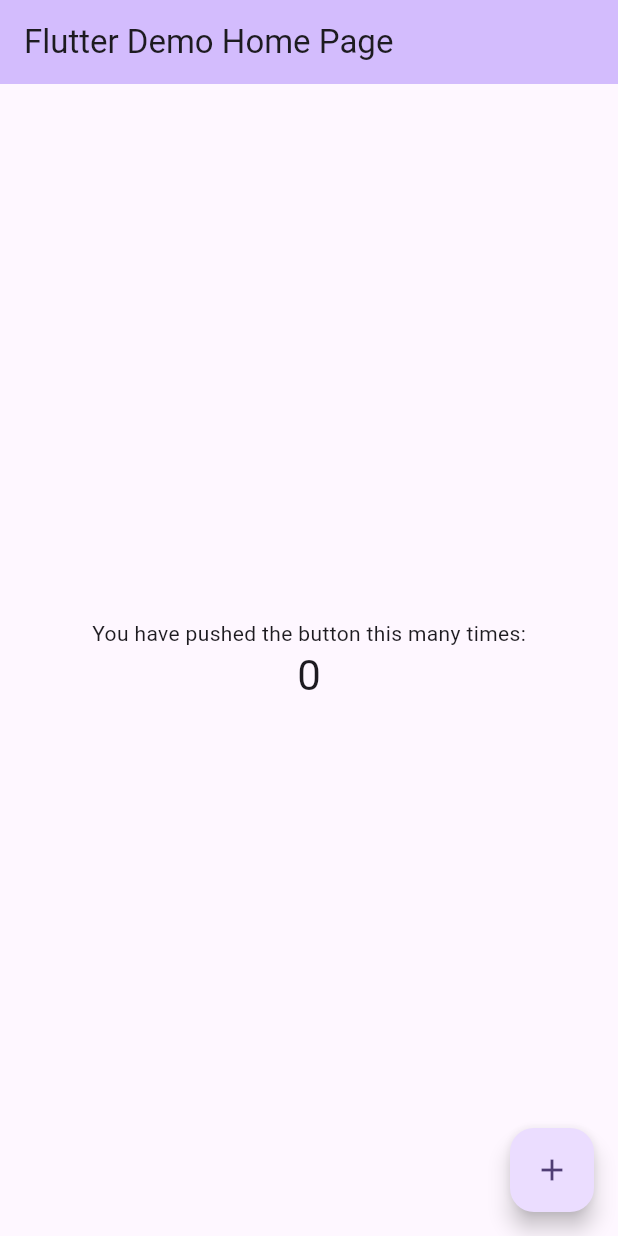
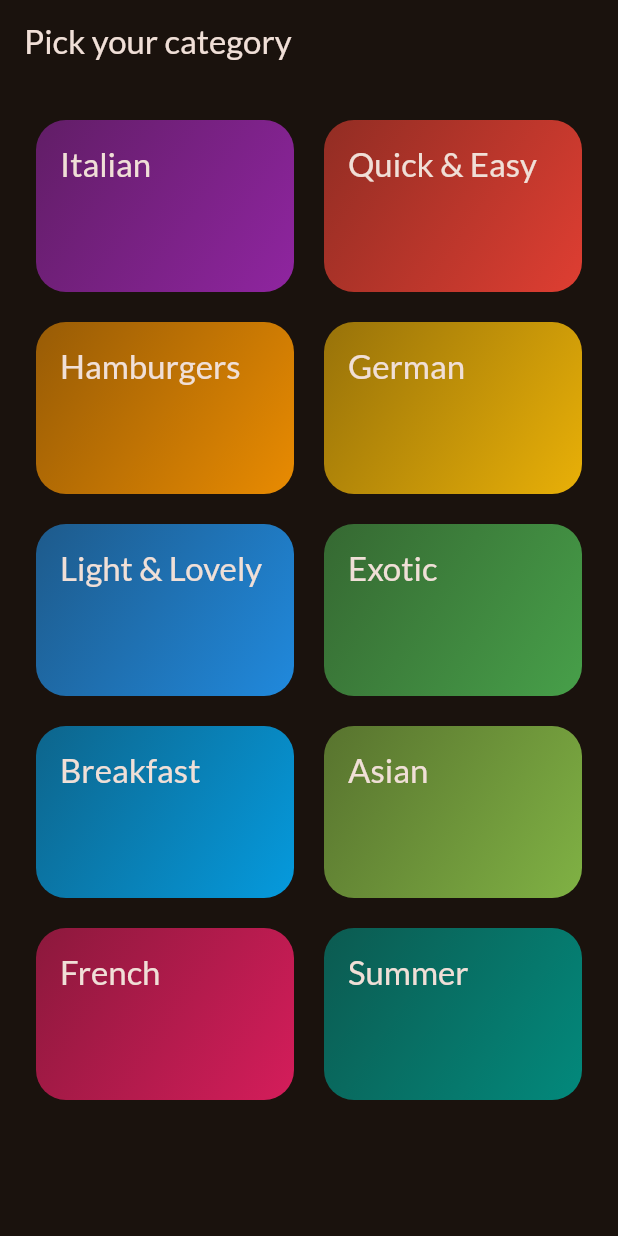
Before and after one commit to praty474/meals, a Flutter app: the screen it shows after launch, on a phone screen of 412 x 824 dp. Run offline on Flutter 3.47's test engine with Material 2 defaults, Android fonts, the phone set to English and light mode, and no system bars; our stand-ins replace google_fonts.

Commit message:
08 commit

```diff
--- a/meals/lib/main.dart
+++ b/meals/lib/main.dart
@@ -1,125 +1,28 @@
 import 'package:flutter/material.dart';
+import 'package:google_fonts/google_fonts.dart';
+import 'package:meals/screens/categories.dart';
+
+final theme = ThemeData(
+  useMaterial3: true,
+  colorScheme: ColorScheme.fromSeed(
+    brightness: Brightness.dark,
+    seedColor: const Color.fromARGB(255, 131, 57, 0),
+  ),
+  textTheme: GoogleFonts.latoTextTheme(),
+);
 
 void main() {
-  runApp(const MyApp());
+  runApp(const App());
 }
 
-class MyApp extends StatelessWidget {
-  const MyApp({super.key});
+class App extends StatelessWidget {
+  const App({super.key});
 
-  // This widget is the root of your application.
   @override
   Widget build(BuildContext context) {
     return MaterialApp(
-      title: 'Flutter Demo',
-      theme: ThemeData(
-        // This is the theme of your application.
-        //
-        // TRY THIS: Try running your application with "flutter run". You'll see
-        // the application has a blue toolbar. Then, without quitting the app,
-        // try changing the seedColor in the colorScheme below to Colors.green
-        // and then invoke "hot reload" (save your changes or press the "hot
-        // reload" button in a Flutter-supported IDE, or press "r" if you used
-        // the command line to start the app).
-        //
-        // Notice that the counter didn't reset back to zero; the application
-        // state is not lost during the reload. To reset the state, use hot
-        // restart instead.
-        //
-        // This works for code too, not just values: Most code changes can be
-        // tested with just a hot reload.
-        colorScheme: ColorScheme.fromSeed(seedColor: Colors.deepPurple),
-        useMaterial3: true,
-      ),
-      home: const MyHomePage(title: 'Flutter Demo Home Page'),
+      theme: theme,
+      home: const CategoriesScreen(),
     );
   }
 }
-
-class MyHomePage extends StatefulWidget {
-  const MyHomePage({super.key, required this.title});
-
-  // This widget is the home page of your application. It is stateful, meaning
-  // that it has a State object (defined below) that contains fields that affect
-  // how it looks.
-
-  // This class is the configuration for the state. It holds the values (in this
-  // case the title) provided by the parent (in this case the App widget) and
-  // used by the build method of the State. Fields in a Widget subclass are
-  // always marked "final".
-
-  final String title;
-
-  @override
-  State<MyHomePage> createState() => _MyHomePageState();
-}
-
-class _MyHomePageState extends State<MyHomePage> {
-  int _counter = 0;
-
-  void _incrementCounter() {
-    setState(() {
-      // This call to setState tells the Flutter framework that something has
-      // changed in this State, which causes it to rerun the build method below
-      // so that the display can reflect the updated values. If we changed
-      // _counter without calling setState(), then the build method would not be
-      // called again, and so nothing would appear to happen.
-      _counter++;
-    });
-  }
-
-  @override
-  Widget build(BuildContext context) {
-    // This method is rerun every time setState is called, for instance as done
-    // by the _incrementCounter method above.
-    //
-    // The Flutter framework has been optimized to make rerunning build methods
-    // fast, so that you can just rebuild anything that needs updating rather
-    // than having to individually change instances of widgets.
-    return Scaffold(
-      appBar: AppBar(
-        // TRY THIS: Try changing the color here to a specific color (to
-        // Colors.amber, perhaps?) and trigger a hot reload to see the AppBar
-        // change color while the other colors stay the same.
-        backgroundColor: Theme.of(context).colorScheme.inversePrimary,
-        // Here we take the value from the MyHomePage object that was created by
-        // the App.build method, and use it to set our appbar title.
-        title: Text(widget.title),
-      ),
-      body: Center(
-        // Center is a layout widget. It takes a single child and positions it
-        // in the middle of the parent.
-        child: Column(
-          // Column is also a layout widget. It takes a list of children and
-          // arranges them vertically. By default, it sizes itself to fit its
-          // children horizontally, and tries to be as tall as its parent.
-          //
-          // Column has various properties to control how it sizes itself and
-          // how it positions its children. Here we use mainAxisAlignment to
-          // center the children vertically; the main axis here is the vertical
-          // axis because Columns are vertical (the cross axis would be
-          // horizontal).
-          //
-          // TRY THIS: Invoke "debug painting" (choose the "Toggle Debug Paint"
-          // action in the IDE, or press "p" in the console), to see the
-          // wireframe for each widget.
-          mainAxisAlignment: MainAxisAlignment.center,
-          children: <Widget>[
-            const Text(
-              'You have pushed the button this many times:',
-            ),
-            Text(
-              '$_counter',
-              style: Theme.of(context).textTheme.headlineMedium,
-            ),
-          ],
-        ),
-      ),
-      floatingActionButton: FloatingActionButton(
-        onPressed: _incrementCounter,
-        tooltip: 'Increment',
-        child: const Icon(Icons.add),
-      ), // This trailing comma makes auto-formatting nicer for build methods.
-    );
-  }
-}
--- /dev/null
+++ b/meals/lib/models/category.dart
@@ -0,0 +1,12 @@
+import 'package:flutter/material.dart';
+
+class Category {
+  const Category({
+    required this.id,
+    required this.title,
+    this.color = Colors.orange,
+  });
+  final String id;
+  final String title;
+  final Color color;
+}
--- /dev/null
+++ b/meals/lib/screens/categories.dart
@@ -0,0 +1,28 @@
+import 'package:flutter/material.dart';
+import 'package:meals/data/dummy_data.dart';
+import 'package:meals/widgets/category_grid_item.dart';
+
+class CategoriesScreen extends StatelessWidget {
+  const CategoriesScreen({super.key});
+  @override
+  Widget build(BuildContext context) {
+    return Scaffold(
+      appBar: AppBar(
+        title: const Text('Pick your category'),
+      ),
+      body: GridView(
+        padding: const EdgeInsets.all(24),
+        gridDelegate: const SliverGridDelegateWithFixedCrossAxisCount(
+          crossAxisCount: 2,
+          childAspectRatio: 3 / 2,
+          crossAxisSpacing: 20,
+          mainAxisSpacing: 20,
+        ),
+        children: [
+          for (final category in availableCategories)
+            CategoryGridItem(category: category)
+        ],
+      ),
+    );
+  }
+}
--- /dev/null
+++ b/meals/lib/widgets/category_grid_item.dart
@@ -0,0 +1,38 @@
+import 'package:flutter/material.dart';
+import 'package:meals/main.dart';
+
+import 'package:meals/models/category.dart';
+
+class CategoryGridItem extends StatelessWidget {
+  const CategoryGridItem({
+    super.key,
+    required this.category,
+  });
+
+  final Category category;
+
+  @override
+  Widget build(BuildContext context) {
+    return InkWell(
+      onTap: () {},
+      splashColor: Theme.of(context).primaryColor,
+      borderRadius: BorderRadius.circular(20),
+      child: Container(
+        padding: const EdgeInsets.all(16),
+        decoration: BoxDecoration(
+          borderRadius: BorderRadius.circular(20),
+          gradient: LinearGradient(colors: [
+            category.color.withOpacity(0.55),
+            category.color.withOpacity(0.9),
+          ], begin: Alignment.topLeft, end: Alignment.bottomRight),
+        ),
+        child: Text(
+          category.title,
+          style: Theme.of(context).textTheme.titleLarge!.copyWith(
+                color: Theme.of(context).colorScheme.onBackground,
+              ),
+        ),
+      ),
+    );
+  }
+}
--- a/meals/pubspec.yaml
+++ b/meals/pubspec.yaml
@@ -35,6 +35,7 @@ dependencies:
   # The following adds the Cupertino Icons font to your application.
   # Use with the CupertinoIcons class for iOS style icons.
   cupertino_icons: ^1.0.2
+  google_fonts: ^5.1.0
 
 dev_dependencies:
   flutter_test:
```
Also changed, not shown: meals/lib/data/dummy_data.dart (added, +409 -0 lines), meals/lib/models/meal.dart (added, +43 -0 lines), meals/lib/screens/meals.dart (added, +47 -0 lines), meals/pubspec.lock, 2 other files.
